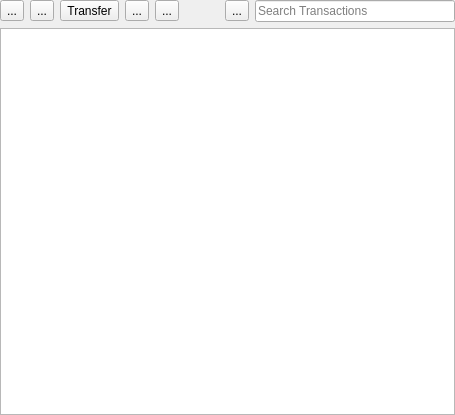
Qt form src/views/ui_files/widgets/transaction_table_widget.ui (JakubFranek/Kapytal) before a commit.
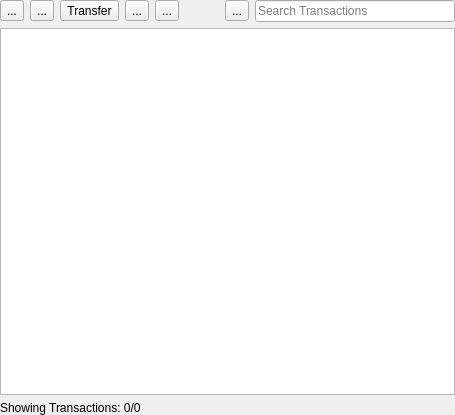
The same form after that commit.

```diff
--- a/src/views/ui_files/widgets/transaction_table_widget.ui
+++ b/src/views/ui_files/widgets/transaction_table_widget.ui
@@ -165,6 +165,13 @@
      </attribute>
     </widget>
    </item>
+   <item>
+    <widget class="QLabel" name="transactionsLabel">
+     <property name="text">
+      <string>Showing Transactions: 0/0</string>
+     </property>
+    </widget>
+   </item>
   </layout>
   <action name="actionExpense">
    <property name="text">
```
